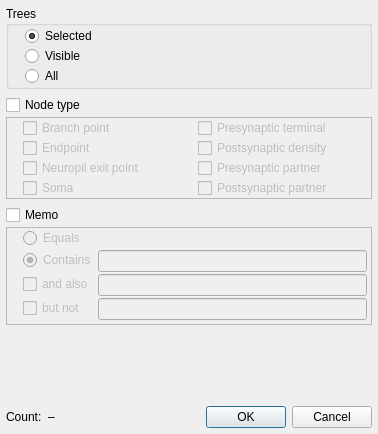
Above: src/edit/NodeSearchDialog.ui from wagenadl/sbemviewer before the change. Below: the same form after it.
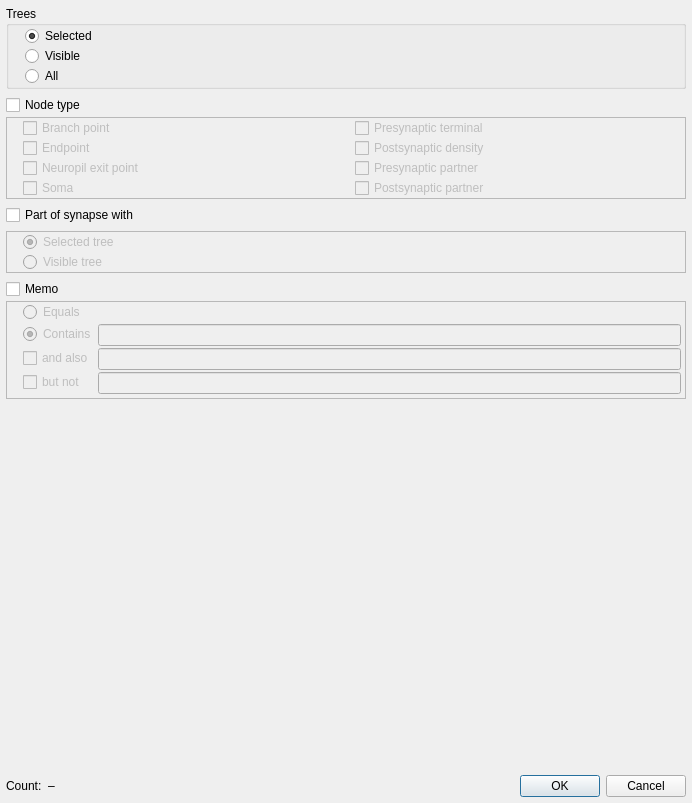
That is the form after the change.

Commit message: Can now query nodes for presynaptic to selected tree

Diff of the .ui file:
```diff
--- a/src/edit/NodeSearchDialog.ui
+++ b/src/edit/NodeSearchDialog.ui
@@ -6,8 +6,8 @@
    <rect>
     <x>0</x>
     <y>0</y>
-    <width>378</width>
-    <height>434</height>
+    <width>692</width>
+    <height>803</height>
    </rect>
   </property>
   <property name="windowTitle">
@@ -227,6 +227,90 @@
      </layout>
     </widget>
    </item>
+   <item>
+    <widget class="QCheckBox" name="partOfSynapse">
+     <property name="text">
+      <string>Part of synapse with</string>
+     </property>
+     <property name="checked">
+      <bool>false</bool>
+     </property>
+    </widget>
+   </item>
+   <item>
+    <widget class="QWidget" name="widget_6" native="true">
+     <property name="enabled">
+      <bool>true</bool>
+     </property>
+     <layout class="QVBoxLayout" name="verticalLayout_8">
+      <property name="spacing">
+       <number>2</number>
+      </property>
+      <property name="leftMargin">
+       <number>0</number>
+      </property>
+      <property name="topMargin">
+       <number>0</number>
+      </property>
+      <property name="rightMargin">
+       <number>0</number>
+      </property>
+      <property name="bottomMargin">
+       <number>0</number>
+      </property>
+      <item>
+       <widget class="QFrame" name="frame_3">
+        <property name="enabled">
+         <bool>false</bool>
+        </property>
+        <property name="frameShape">
+         <enum>QFrame::StyledPanel</enum>
+        </property>
+        <property name="frameShadow">
+         <enum>QFrame::Sunken</enum>
+        </property>
+        <layout class="QGridLayout" name="gridLayout_2">
+         <property name="leftMargin">
+          <number>16</number>
+         </property>
+         <property name="topMargin">
+          <number>0</number>
+         </property>
+         <property name="rightMargin">
+          <number>0</number>
+         </property>
+         <property name="bottomMargin">
+          <number>0</number>
+         </property>
+         <property name="horizontalSpacing">
+          <number>2</number>
+         </property>
+         <property name="verticalSpacing">
+          <number>0</number>
+         </property>
+         <item row="1" column="0">
+          <widget class="QRadioButton" name="synWithVisible">
+           <property name="text">
+            <string>Visible tree</string>
+           </property>
+          </widget>
+         </item>
+         <item row="0" column="0">
+          <widget class="QRadioButton" name="synWithSelected">
+           <property name="text">
+            <string>Selected tree</string>
+           </property>
+           <property name="checked">
+            <bool>true</bool>
+           </property>
+          </widget>
+         </item>
+        </layout>
+       </widget>
+      </item>
+     </layout>
+    </widget>
+   </item>
    <item>
     <widget class="QWidget" name="widget" native="true">
      <layout class="QVBoxLayout" name="verticalLayout_3">
```
Left out of the diff: 110 changed lines with no effect on the pictures. The commit also changes 3 other files.
